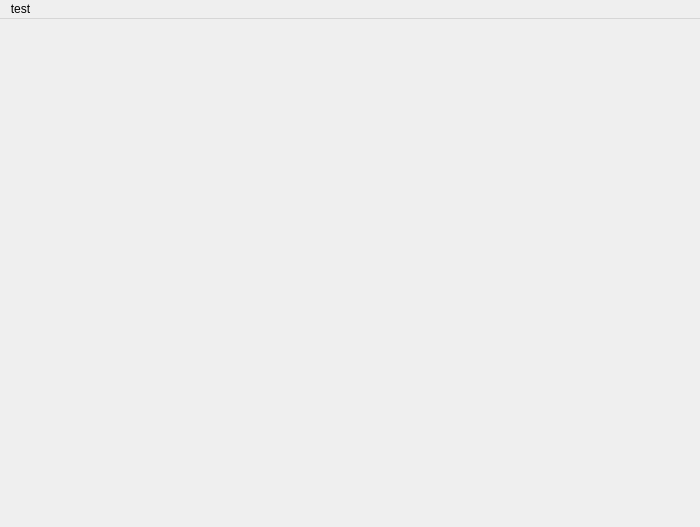
This is ui/main.ui in TYZ47/ShortcutMemo as Qt 5 draws it before an edit. The edited form follows.
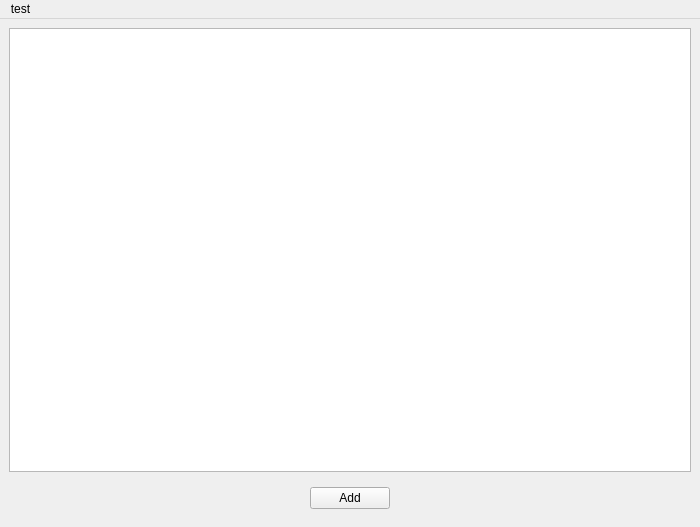
This is the edited form.

```diff
--- a/ui/main.ui
+++ b/ui/main.ui
@@ -31,8 +31,53 @@
      <number>0</number>
     </property>
     <item>
-     <widget class="QStackedWidget" name="sw_home">
-      <widget class="QWidget" name="page_name"/>
+     <widget class="QStackedWidget" name="sw_shortcut">
+      <widget class="QWidget" name="page_name">
+       <layout class="QVBoxLayout" name="verticalLayout_2">
+        <item>
+         <widget class="QListWidget" name="listWidget"/>
+        </item>
+        <item>
+         <widget class="QWidget" name="widget" native="true">
+          <layout class="QHBoxLayout" name="horizontalLayout">
+           <item>
+            <spacer name="horizontalSpacer">
+             <property name="orientation">
+              <enum>Qt::Horizontal</enum>
+             </property>
+             <property name="sizeHint" stdset="0">
+              <size>
+               <width>286</width>
+               <height>20</height>
+              </size>
+             </property>
+            </spacer>
+           </item>
+           <item>
+            <widget class="QPushButton" name="btn_add">
+             <property name="text">
+              <string>Add</string>
+             </property>
+            </widget>
+           </item>
+           <item>
+            <spacer name="horizontalSpacer_2">
+             <property name="orientation">
+              <enum>Qt::Horizontal</enum>
+             </property>
+             <property name="sizeHint" stdset="0">
+              <size>
+               <width>285</width>
+               <height>20</height>
+              </size>
+             </property>
+            </spacer>
+           </item>
+          </layout>
+         </widget>
+        </item>
+       </layout>
+      </widget>
       <widget class="QWidget" name="page_2"/>
      </widget>
     </item>
```
